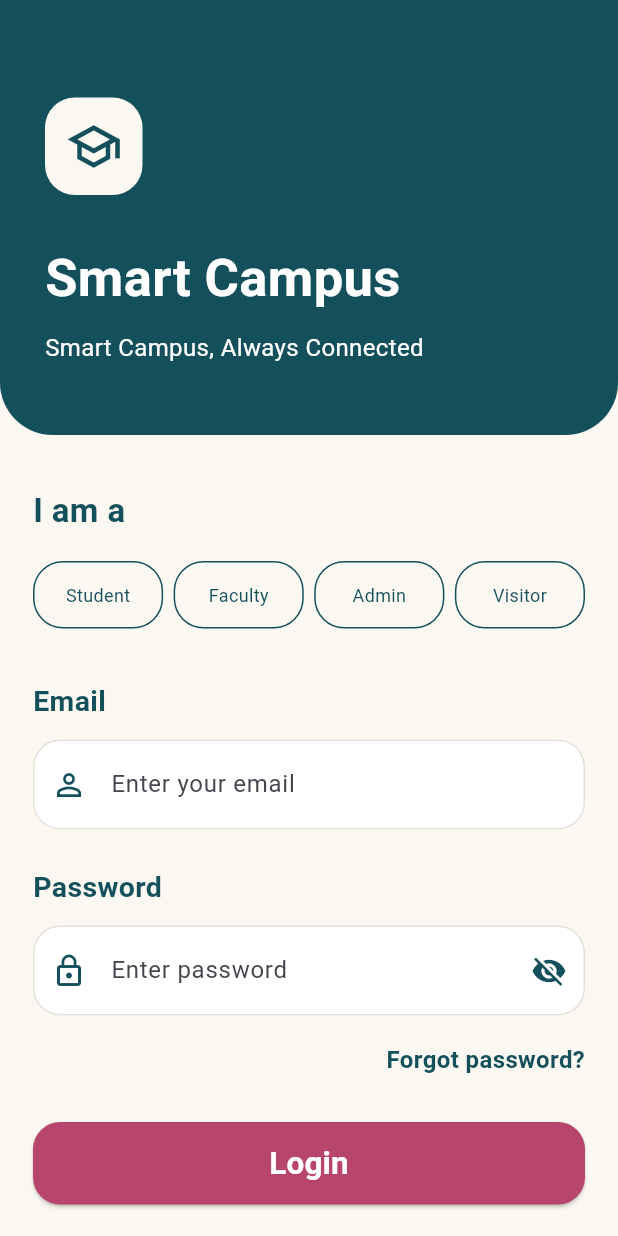
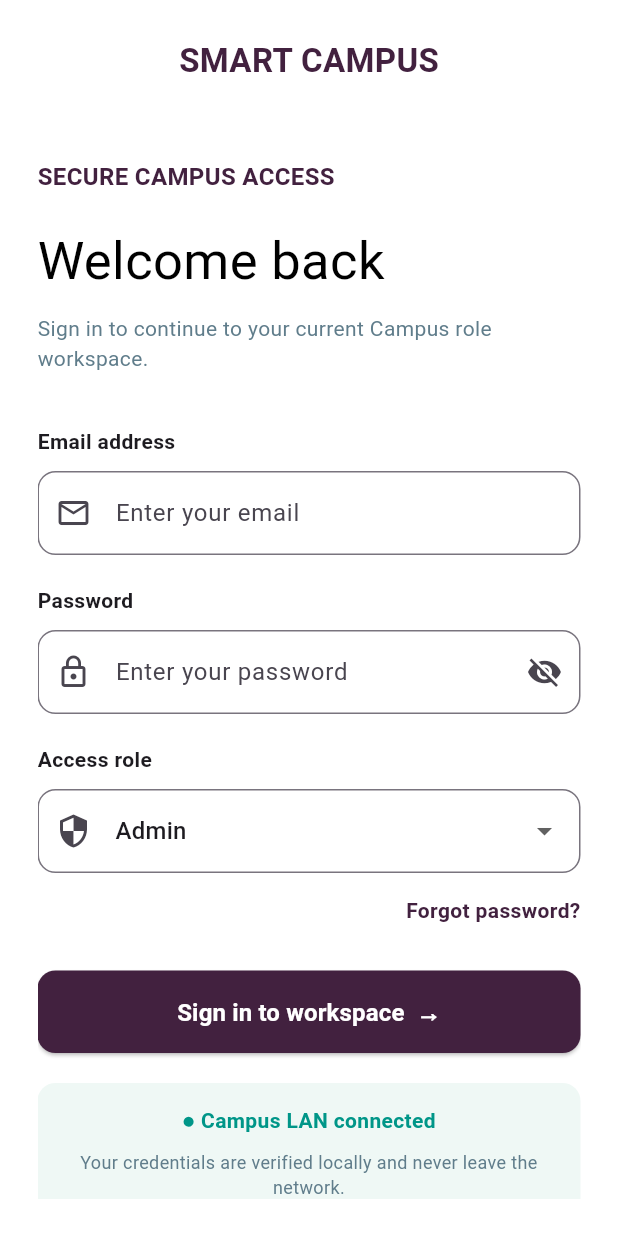
Before and after one commit to Noraholic/On-Campus-Management, a Flutter app: the screen it shows after launch, on a phone screen of 412 x 824 dp. Run offline on Flutter 3.47's test engine with Material 3 defaults, Android fonts, the phone set to English and light mode, and no system bars; our stand-ins replace get, material_ui; Roboto replaces fonts that are missing (Georgia).

Commit message:
login screen completed

```diff
--- a/lib/main.dart
+++ b/lib/main.dart
@@ -1,9 +1,9 @@
-import 'package:flutter/material.dart';
+import 'package:material_ui/material_ui.dart';
 import 'package:oncampus_system/screens/routes/app_routes.dart';
 import 'package:get/get.dart';
 
 void main(){
-  runApp(MyApp());
+  runApp(const MyApp());
 }
 
 class MyApp extends StatelessWidget {
@@ -13,8 +13,30 @@ class MyApp extends StatelessWidget {
   Widget build(BuildContext context) {
     return GetMaterialApp(
       debugShowCheckedModeBanner: false,
+      localizationsDelegates: GlobalMaterialLocalizations.delegates,
       initialRoute: AppRoutes.login,
       getPages: AppRoutes.pages,
     );
   }
 }
+// import 'package:material_ui/material_ui.dart';
+// import 'package:get/get.dart';
+
+// import 'package:oncampus_system/screens/authentication/login.dart';
+
+// void main() {
+//   runApp(const MyApp());
+// }
+
+// class MyApp extends StatelessWidget {
+//   const MyApp({super.key});
+
+//   @override
+//   Widget build(BuildContext context) {
+//     return GetMaterialApp(
+//       debugShowCheckedModeBanner: false,
+//       localizationsDelegates: GlobalMaterialLocalizations.delegates,
+//       home: const LoginScreen(),
+//     );
+//   }
+// }
--- a/lib/screens/admins/admin_screens/dashboard.dart
+++ b/lib/screens/admins/admin_screens/dashboard.dart
@@ -1,4 +1,4 @@
-import 'package:flutter/material.dart';
+import 'package:material_ui/material_ui.dart';
 
 class AdminDashboard extends StatelessWidget {
   const AdminDashboard({super.key});
--- a/lib/screens/authentication/login.dart
+++ b/lib/screens/authentication/login.dart
@@ -1,329 +1,188 @@
-import 'package:flutter/material.dart';
+import 'package:material_ui/material_ui.dart';
+import 'package:get/get.dart';
 import 'package:oncampus_system/screens/admins/admin_screens/dashboard.dart';
-import 'package:get/get.dart';
 
-class LoginScreen extends StatelessWidget {
-   LoginScreen({super.key});
+class LoginScreen extends StatefulWidget {
+  const LoginScreen({super.key});
 
-  final RxString selectedRole = ''.obs;
-  final RxBool obscure = true.obs;
+  @override
+  State<LoginScreen> createState() => _LoginScreenState();
+}
+
+class _LoginScreenState extends State<LoginScreen> {
+
   final emailController = TextEditingController();
   final passwordController = TextEditingController();
+  String selectedRole = 'Admin';
+  final String correctEmail = 'admin@gmail.com';
+  final String correctPassword = '123456';
 
-  final Color teal = Color(0xFF14505C);
-  final Color ivory = Color(0xFFFBF7F1);
-  final Color rose = Color(0xFFB8456B);
+  bool showPassword = true;
 
   @override
   Widget build(BuildContext context) {
     return Scaffold(
-      backgroundColor: ivory,
-      body: SingleChildScrollView(
+      backgroundColor: Colors.white,
+      body: Padding(
+        padding: const EdgeInsets.all(25),
+        child: SingleChildScrollView(
           child: Column(
+            mainAxisAlignment: MainAxisAlignment.center,
+            crossAxisAlignment: CrossAxisAlignment.start,
             children: [
-            Container(
-               height: 290,
-                width: double.infinity,
-               decoration: BoxDecoration(
-                color: teal,
-                borderRadius: BorderRadius.only(
-                  bottomLeft: Radius.circular(35),
-                  bottomRight: Radius.circular(35),
+              Center(
+                child: Text(
+                  'SMART CAMPUS',
+                  style: TextStyle(
+                    fontSize: 22,
+                    fontWeight: FontWeight.bold,
+                    color:  Color(0xff42213F),
                   ),
                 ),
-               child: Stack(
-                children: [
-                  Padding(
-                    padding: EdgeInsets.only(
-                      left: 30,
-                      top: 65,
               ),
+              SizedBox(height: 50),
 
-                    child: Column(
-                      crossAxisAlignment: CrossAxisAlignment.start,
-                      children: [
-                        Container(
-                          height: 65,
-                          width: 65,
-                          decoration: BoxDecoration(
-                            color: ivory,
-                            borderRadius: BorderRadius.circular(20),
-                          ),
-
-                          child: Icon(
-                            Icons.school_outlined,
-                            color: teal,
-                            size: 38,
+              Text(
+                'SECURE CAMPUS ACCESS',
+                style: TextStyle(
+                  color:  Color(0xff42213F),
+                  fontWeight: FontWeight.bold,
+                  fontSize: 16
                 ),
               ),
 
-                        SizedBox(height: 30),
+              SizedBox(height: 20),
+
               Text(
-                          "Smart Campus",
+                'Welcome back',
                 style: TextStyle(
                   fontSize: 35,
-                            fontWeight: FontWeight.bold,
-                            color: Colors.white,
-                            fontFamily: 'Georgia',
+                  color: Colors.black,
                 ),
               ),
+              SizedBox(height: 10),
 
-                        SizedBox(height: 10),
               Text(
-                          "Smart Campus, Always Connected",
+                'Sign in to continue to your current Campus role workspace.',
                 style: TextStyle(
-                            fontSize: 16,
-                            color: Colors.white,
+                  color: Colors.blueGrey,
+                  fontSize: 14,
                 ),
               ),
-                      ],
+               SizedBox(height: 35),
+
+               Text(
+                'Email address',
+                style: TextStyle(
+                  fontWeight: FontWeight.bold
                   ),
               ),
-                ],
-              ),
-            ),
-
-            SizedBox(height: 35),
-            Padding(
-              padding: EdgeInsets.symmetric(horizontal: 22),
-              child: Column(
-                crossAxisAlignment: CrossAxisAlignment.start,
-                children: [
-                  Text(
-                    "I am a",
-                    style: TextStyle(
-                      fontSize: 22,
-                      fontWeight: FontWeight.bold,
-                      color: teal,
-                    ),
-                  ),
-
-                  SizedBox(height: 18),
-
-                  Obx(() => Row(
-                    children: [
-                      Expanded(
-                        child: GestureDetector(
-                          onTap: () {
-                            selectedRole.value = "Student";
-                          },
-                          child: Container(
-                            padding: EdgeInsets.symmetric(vertical: 13),
-                            decoration: BoxDecoration(
-                              color: selectedRole.value ==
-                                 "Student" ? teal : ivory,
-                                 borderRadius: BorderRadius.circular(20),
-                                 border: Border.all(color: teal),
-                            ),
-                             alignment: Alignment.center,
-
-                             child: Text(
-                              "Student",
-                              style: TextStyle(
-                                fontSize: 12,
-                                color: selectedRole.value ==
-                                "Student" ? Colors.white : teal,
-                              ),
-                            ),
-                          ),
-                        ),
-                      ),
-                       SizedBox(width: 7),
-
-                       Expanded(
-                        child: GestureDetector(
-                          onTap: () {
-                            selectedRole.value = "Faculty";
-                          },
-
-                          child: Container(
-                            padding: EdgeInsets.symmetric(vertical: 13),
-                            decoration: BoxDecoration(
-                              color: selectedRole.value ==
-                              "Faculty" ? teal : ivory,
-                              borderRadius: BorderRadius.circular(20),
-                              border: Border.all(color: teal),
-                            ),
-                            alignment: Alignment.center,
-
-                            child: Text(
-                              "Faculty",
-                              style: TextStyle(
-                                fontSize: 12,
-                                color: selectedRole.value ==
-                                "Faculty" ? Colors.white : teal,
-                              ),
-                            ),
-                          ),
-                        ),
-                      ),
-                      SizedBox(width: 7),
-
-                       Expanded(
-                        child: GestureDetector(
-                          onTap: () {
-                            selectedRole.value = "Admin";
-                          },
-
-                          child: Container(
-                            padding: EdgeInsets.symmetric(vertical: 13),
-                            decoration: BoxDecoration(
-                              color: selectedRole.value ==
-                              "Admin" ? teal : ivory,
-                              borderRadius: BorderRadius.circular(20),
-                              border: Border.all(color: teal),
-                            ),
-                            alignment: Alignment.center,
-
-                            child: Text(
-                              "Admin",
-                              style: TextStyle(
-                                fontSize: 12,
-                                color: selectedRole.value == "Admin"
-                                    ? Colors.white : teal,
-                              ),
-                            ),
-                          ),
-                        ),
-                      ),
-                       SizedBox(width: 7),
-
-                        Expanded(
-                        child: GestureDetector(
-                          onTap: () {
-                            selectedRole.value = "Visitor";
-                          },
-
-                          child: Container(
-                            padding: EdgeInsets.symmetric(vertical: 13),
-                            decoration: BoxDecoration(
-                              color: selectedRole.value ==
-                              "Visitor" ? teal : ivory,
-                              borderRadius: BorderRadius.circular(20),
-                              border: Border.all(color: teal),
-                            ),
-                            alignment: Alignment.center,
-
-                            child: Text(
-                              "Visitor",
-                              style: TextStyle(
-                                fontSize: 12,
-                                color: selectedRole.value ==
-                                "Visitor" ? Colors.white : teal,
-                              ),
-                            ),
-                          ),
-                        ),
-                      ),
-                    ],
-                  )),
-                   SizedBox(height: 35),
-                   Text(
-                    "Email",
-                    style: TextStyle(
-                      fontSize: 19,
-                      fontWeight: FontWeight.bold,
-                      color: teal,
-                    ),
-                  ),
-
-                  SizedBox(height: 12),
+              SizedBox(height: 10),
 
               TextField(
                 controller: emailController,
                 decoration: InputDecoration(
-                      hintText: "Enter your email",
-                      prefixIcon: Icon(
-                        Icons.person_outline,
-                        color: teal,
-                      ),
-                       filled: true,
-                      fillColor: Colors.white,
-                      contentPadding: EdgeInsets.symmetric(
-                        vertical: 18,
-                      ),
+                  hintText: 'Enter your email',
+                  prefixIcon: Icon(Icons.email_outlined),
                   border: OutlineInputBorder(
-                        borderRadius: BorderRadius.circular(18),
-                        borderSide: BorderSide(color: teal),
-                      ),
-
-                       enabledBorder: OutlineInputBorder(
-                        borderRadius: BorderRadius.circular(18),
-                        borderSide: BorderSide(
-                          color: Color(0xFFE5DFD9),
+                    borderRadius: BorderRadius.circular(12),
                   ),
                 ),
               ),
-                  ),
-                  SizedBox(height: 25),
+              SizedBox(height: 20),
+
               Text(
-                    "Password",
+                'Password',
                 style: TextStyle(
-                      fontSize: 19,
-                      fontWeight: FontWeight.bold,
-                      color: teal,
+                  fontWeight: FontWeight.bold
                   ),
               ),
-                  SizedBox(height: 12),
+               SizedBox(height: 10),
 
-                  Obx(() => TextField(
+              TextField(
                 controller: passwordController,
-                    obscureText: obscure.value,
+                obscureText: showPassword,
                 decoration: InputDecoration(
-                     hintText: "Enter password",
-                     prefixIcon: Icon(
-                        Icons.lock_outline,
-                        color: teal,
-                      ),
+                  hintText: 'Enter your password',
+                  prefixIcon: Icon(Icons.lock_outline),
                   suffixIcon: IconButton(
                       icon: Icon(
-                          obscure.value
-                              ? Icons.visibility_off
+                        showPassword ?
+                        Icons.visibility_off
                         : Icons.visibility,
-                          color: teal,
                        ),
-
                        onPressed: () {
-                          obscure.value = !obscure.value;
+                        setState(() {
+                          showPassword = !showPassword;
+                        });
                        },
                       ),
-                      filled: true,
-                      fillColor: Colors.white,
-                      contentPadding: EdgeInsets.symmetric(
-                        vertical: 18,
-                      ),
-
                   border: OutlineInputBorder(
-                        borderRadius: BorderRadius.circular(18),
-                        borderSide: BorderSide(color: teal),
-                      ),
-
-                      enabledBorder: OutlineInputBorder(
-                        borderRadius: BorderRadius.circular(18),
-                        borderSide: BorderSide(
-                          color: Color(0xFFE5DFD9),
+                    borderRadius: BorderRadius.circular(12),
                   ),
                 ),
               ),
-                  )),
-                  SizedBox(height: 18),
+              SizedBox(height: 20),
+
+             Text(
+                'Access role',
+                style: TextStyle(
+                  fontWeight: FontWeight.bold,
+                ),
+              ),
+             SizedBox(height: 10),
+
+              DropdownButtonFormField<String>(
+                initialValue: selectedRole,
+                decoration: InputDecoration(
+                  prefixIcon: Icon(Icons.security_outlined),
+                  border: OutlineInputBorder(
+                    borderRadius: BorderRadius.circular(12),
+                  ),
+                ),
+                items: [
+                  DropdownMenuItem(
+                    value: 'Faculty',
+                    child: Text('Faculty'),
+                  ),
+
+                  DropdownMenuItem(
+                    value: 'Admin',
+                    child: Text('Admin'),
+                  ),
+
+                  DropdownMenuItem(
+                    value: 'Student',
+                    child: Text('Student'),
+                  ),
+
+                  DropdownMenuItem(
+                    value: 'Visitor',
+                    child: Text('Visitor'),
+                  ),
+                 ],
+                    onChanged: (value) {
+                    setState(() {
+                      selectedRole = value!;
+                    });
+                  },
+              ),
+              SizedBox(height: 15),
+
               Align(
                 alignment: Alignment.centerRight,
                 child: GestureDetector(
                   onTap: () {
-                        ScaffoldMessenger.of(context).showSnackBar(
-                          SnackBar(
-                            content: Text("Forgot Password Clicked"),
-                          ),
+                    Get.snackbar(
+                      'Forgot Password',
+                      'Contact campus IT manager',
                     );
                   },
-
                   child: Text(
-                        "Forgot password?",
+                    'Forgot password?',
                     style: TextStyle(
-                          fontSize: 16,
-                          fontWeight: FontWeight.w600,
-                          color: teal,
+                      color: Color(0xff42213F),
+                      fontWeight: FontWeight.bold,
                     ),
                   ),
                 ),
@@ -333,43 +192,87 @@ class LoginScreen extends StatelessWidget {
               SizedBox(
                 width: double.infinity,
                 height: 55,
+
                 child: ElevatedButton(
                   onPressed: () {
-                        if (emailController.text.trim() ==
-                        "admin@gmail.com" &&
-                        passwordController.text == "12345"){
-                        Get.to(AdminDashboard());
-                        } else {
+                    if (emailController.text == correctEmail &&
+                          passwordController.text == correctPassword) {
+                             Get.to(() => AdminDashboard(
+                          // name: 'College Admin',
+                          // email: emailController.text,
+                        ));
+                        }
+                        else {
                           Get.snackbar(
-                            "Login Failed",
-                            "Incorrect email or password",
+                          'Login Failed',
+                          'Invalid Email or Password',
                           );
                       }
                      },
+
                       style: ElevatedButton.styleFrom(
-                        backgroundColor: rose,
+                      backgroundColor: Color(0xff42213F),
                       foregroundColor: Colors.white,
-
                       shape: RoundedRectangleBorder(
-                          borderRadius: BorderRadius.circular(18),
+                        borderRadius: BorderRadius.circular(12),
                       ),
                      ),
 
                       child: Text(
-                        "Login",
+                       'Sign in to workspace  →',
                        style: TextStyle(
-                          fontSize: 21,
+                       fontSize: 16,
                        fontWeight: FontWeight.bold,
                     ),
                   ),
                 ),
               ),
+              SizedBox(height: 20),
 
-                  SizedBox(height: 30),
+              Container(
+                width: double.infinity,
+                padding: EdgeInsets.all(15),
+                 decoration: BoxDecoration(
+                  color: Color(0xffEFF8F5),
+                  borderRadius: BorderRadius.circular(12),
+                ),
+                child: Column(
+                  children: [
+                    Text(
+                      '● Campus LAN connected',
+                      style: TextStyle(
+                        color: Colors.teal,
+                        fontWeight: FontWeight.bold,
+                      ),
+                    ),
+                    SizedBox(height: 8),
+
+                    Text(
+                      'Your credentials are verified locally and never leave the network.',
+                      textAlign: TextAlign.center,
+                      style: TextStyle(
+                        color: Colors.blueGrey,
+                        fontSize: 12,
+                      ),
+                    ),
+
                   ],
                 ),
               ),
+              SizedBox(height: 35),
+
+              Center(
+                child: Text(
+                  'ⓘ Need help? Contact campus IT at extension 2200',
+                  style: TextStyle(
+                    color: Colors.blueGrey,
+                    fontSize: 11,
+                  ),
+                ),
+              ),
+
             ],
+          ),
         ),
       ),
     );
--- a/pubspec.yaml
+++ b/pubspec.yaml
@@ -19,7 +19,7 @@ publish_to: 'none' # Remove this line if you wish to publish to pub.dev
 version: 1.0.0+1
 
 environment:
-  sdk: ^3.13.5
+  sdk: ^3.14.0
 
 # Dependencies specify other packages that your package needs in order to work.
 # To automatically upgrade your package dependencies to the latest versions
@@ -36,6 +36,7 @@ dependencies:
   # Use with the CupertinoIcons class for iOS style icons.
   cupertino_icons: ^1.0.8
 
+  material_ui: any
 dev_dependencies:
   flutter_test:
     sdk: flutter
```
Also changed, not shown: pubspec.lock, 1 other file. Lines whose indentation alone changed are shown as unchanged.
